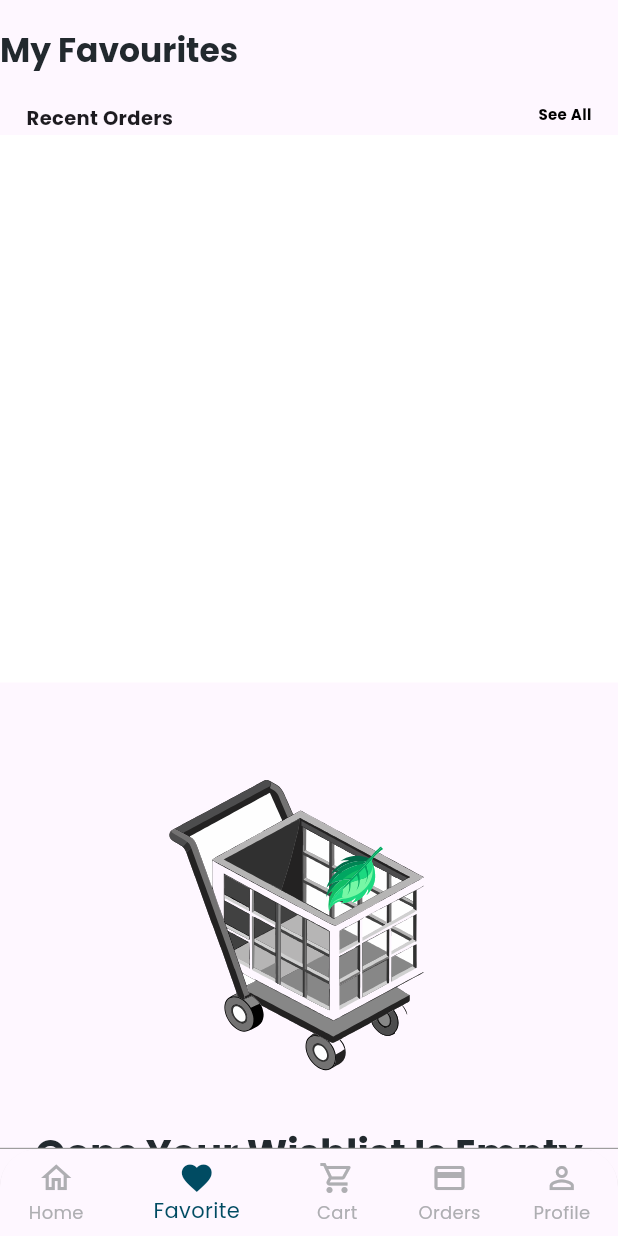
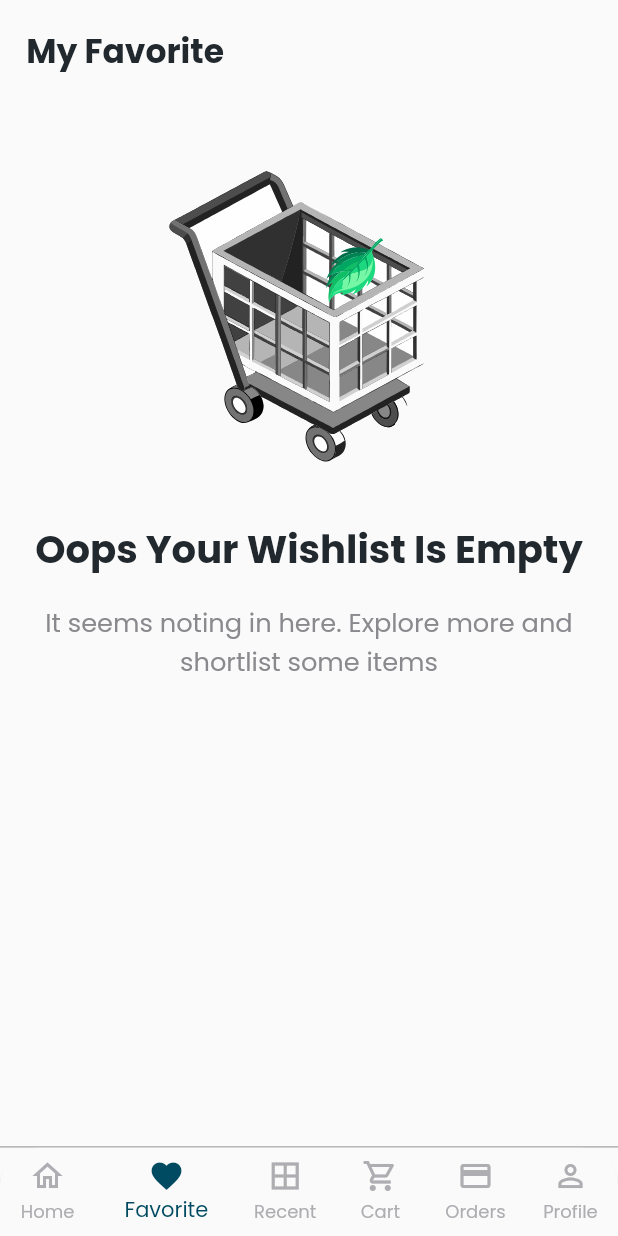
Before and after one commit to Sarthak-source/flutter-shopping, a Flutter app: the TabScreen screen opened by its route, item 2 of the bottom bar chosen, on a phone screen of 412 x 824 dp. Run offline on Flutter 3.47's test engine with Material 3 defaults, Android fonts, the phone set to English and light mode, and no system bars; our stand-ins replace connectivity_plus, date_picker_timeline, device_info_plus, dio, easy_stepper, firebase_analytics and 13 more; missing offline and left inert: chucker_flutter, dio_http_cache, flutter_pay_upi; accounts and stored records are empty; network calls fail.

Commit message:
fav screen changes done

```diff
--- a/lib/controllers/login_controller.dart
+++ b/lib/controllers/login_controller.dart
@@ -31,7 +31,7 @@ class LoginController extends GetxController {
       Map<String, dynamic> responseData =
           await networkRepository.checkUser(number: phoneNumberTyped);
       log(responseData.toString());
-      box!.delete('userData');
+     // box!.delete('userData');
 
       userController.user.value = responseData['body'];
       await box!.put('userData',  userController.user);
--- a/lib/controllers/mycart_controller.dart
+++ b/lib/controllers/mycart_controller.dart
@@ -54,6 +54,8 @@ class MyCartController extends GetxController {
     try {
       // Assuming NetworkRepository.getCategories returns a Future<dynamic>
       Map storedUserData = box!.get('userData');
+      isLoading.value =true;
+      update();
       print('userdata in mycart ${storedUserData['party']['id'].toString()}');
       var responseData = await NetworkRepository.getMyCart(
           party: storedUserData['party']['id'].toString());
@@ -82,6 +84,7 @@ class MyCartController extends GetxController {
       hasError.value = true;
     } finally {
       isLoading.value = false;
+      update();
     }
   }
 
--- a/lib/main.dart
+++ b/lib/main.dart
@@ -118,6 +118,7 @@ class _MyAppState extends State<MyApp> {
           navigatorObservers: [ChuckerFlutter.navigatorObserver],
           theme: ThemeData(
               //primarySwatch: Colors.green,
+              useMaterial3: false,
               primarySwatch: const MaterialColor(
                 0xFF71C4ED,
                 <int, Color>{
--- /dev/null
+++ b/lib/screens/fav_screen/newFavScreen.dart
@@ -0,0 +1,106 @@
+import 'package:flutter/material.dart';
+import 'package:lottie/lottie.dart';
+
+import '../../constants/colors.dart';
+import '../../utils/screen_utils.dart';
+
+class newFavScreen extends StatefulWidget {
+  const newFavScreen({super.key});
+
+  @override
+  State<newFavScreen> createState() => _newFavScreenState();
+}
+
+class _newFavScreenState extends State<newFavScreen> {
+  @override
+  Widget build(BuildContext context) {
+    return Scaffold(
+      body:  Visibility(
+        visible: true,
+        child: Padding(
+          padding: EdgeInsets.symmetric(
+            horizontal: getProportionateScreenWidth(16.0),
+          ),
+          child: Column(children: [
+            const SizedBox(
+              height: 18,
+            ),
+            Row(
+              children: [
+                Text(
+                  'My Favorite',
+                  style: Theme.of(context)
+                      .textTheme
+                      .displaySmall!
+                      .copyWith(
+                    fontWeight: FontWeight.w700,
+                    fontSize: getProportionateScreenWidth(
+                      20,
+                    ),
+                  ),
+                ),
+                const Spacer(),
+                // const Icon(
+                //   Icons.search,
+                //   color: kPrimaryBlue,
+                // ),
+              ],
+            ),
+            SizedBox(
+              height: getProportionateScreenHeight(16.0),
+            ),
+            Row(
+              children: [
+                // const Icon(
+                //   Icons.search,
+                //   color: kPrimaryBlue,
+                // ),
+              ],
+            ),
+            SizedBox(
+              height: getProportionateScreenHeight(16.0),
+            ),
+            Lottie.asset('assets/lotties/cart.json',
+                repeat: false,
+                height: getProportionateScreenHeight(250.0),
+                width: getProportionateScreenWidth(250.0)),
+            SizedBox(
+              height: getProportionateScreenHeight(10.0),
+            ),
+            Text(
+              'Oops Your Wishlist Is Empty',
+              style: Theme.of(context).textTheme.displaySmall?.copyWith(
+                fontWeight: FontWeight.w700,
+              ),
+            ),
+            SizedBox(
+              height: getProportionateScreenHeight(16.0),
+            ),
+            Text(
+              'It seems noting in here. Explore more and shortlist some items',
+              textAlign: TextAlign.center,
+              style: Theme.of(context).textTheme.headlineMedium?.copyWith(
+                color: kTextColorAccent,
+              ),
+            ),
+            SizedBox(
+              height: getProportionateScreenHeight(16.0),
+            ),
+            // ElevatedButton(
+            //     onPressed: () {
+            //       cmncontroller.commonCurTab.value = 0;
+            //       cmncontroller.update();
+            //     },
+            //     child: const Text(
+            //       'Start Shopping',
+            //     ),
+            //   ),
+            SizedBox(
+              height: getProportionateScreenHeight(200),
+            ),
+          ]),
+        ),
+      ),
+    );
+  }
+}
--- a/lib/screens/login/login_screen.dart
+++ b/lib/screens/login/login_screen.dart
@@ -34,7 +34,7 @@ class _LoginScreenState extends State<LoginScreen> {
 
   @override
   void initState() {
-    log(box!.get('userData').toString());
+   // log(box!.get('userData').toString());
     // userController.user.value={};
     // log(userController.user.value.toString());
 
--- a/lib/screens/tab_screen/tab_screen.dart
+++ b/lib/screens/tab_screen/tab_screen.dart
@@ -12,6 +12,7 @@ import '../../controllers/product_detail_controller.dart';
 import '../../widgets/custom_nav_bar.dart';
 import '../cart/cart_screen.dart';
 import '../fav_screen/fav_screen.dart';
+import '../fav_screen/newFavScreen.dart';
 import '../home_screen/home_screen.dart';
 import '../myorders_screen.dart';
 import '../user_screen/user_screen.dart';
@@ -68,6 +69,7 @@ class TabScreenState extends State<TabScreen> {
   Widget build(BuildContext context) {
     List<Widget> pages = [
       const HomeScreen(),
+      const newFavScreen(),
       const FavScreen(),
       CartScreen(),
       //  const PaymentScreen(),
@@ -91,7 +93,7 @@ class TabScreenState extends State<TabScreen> {
       child: Obx(() {
         return Scaffold(
           bottomSheet: (addToCartController.productCount > 0 &&
-                  commonController.commonCurTab.value != 2)
+                  commonController.commonCurTab.value != 3)
               ? const GoToCart(
                   usedIn: 'home',
                 )
--- a/lib/screens/user_screen/user_screen.dart
+++ b/lib/screens/user_screen/user_screen.dart
@@ -220,9 +220,9 @@ class UserScreen extends StatelessWidget {
                                 log(box!.get('userData').toString());
                                 userController!.update();
                                 log(box!.get('userData').toString());
-                                await Hive.deleteBoxFromDisk('userData');
-                                box!.deleteAll(['userData', 'login', 'isTestEnvironment']);
-                                log(box!.get('userData').toString());
+                                box = await Hive.openBox('Box');
+                                await Hive.deleteBoxFromDisk('Box');
+
                                 Navigator.pushAndRemoveUntil(
                                     context,
                                     MaterialPageRoute(builder: (BuildContext context) => LandingScreen()),
--- a/lib/widgets/add_button.dart
+++ b/lib/widgets/add_button.dart
@@ -233,7 +233,9 @@ class _AddButtonState extends State<AddButton> {
                                   onTap: () {
                                     Navigator.pop(context);
                                   },
-                                  child: const Row(
+                                  child:  Padding(
+                                    padding: const EdgeInsets.only(top:8),
+                                    child: Row(
                                       children: [
                                         Text("Quantity"),
                                         Spacer(),
@@ -242,6 +244,7 @@ class _AddButtonState extends State<AddButton> {
                                           color: Colors.grey,
                                         ),
                                       ],
+                                    ),
                                   ),
                                 ),
                                 content: SizedBox(
--- a/lib/widgets/custom_nav_bar.dart
+++ b/lib/widgets/custom_nav_bar.dart
@@ -58,9 +58,15 @@ class CustomNavBarState extends State<CustomNavBar> {
                 label: 'Favorite',
               ),
               BottomNavigationBarItem(
+                icon: widget.curTabIndex == 2
+                    ? const Icon(Icons.border_all_sharp)
+                    : const Icon(Icons.border_all_sharp),
+                label: 'Recent',
+              ),
+              BottomNavigationBarItem(
                 icon: Stack(
                   children: [
-                    widget.curTabIndex == 2
+                    widget.curTabIndex == 3
                         ? const Icon(Icons.shopping_cart)
                         : const Icon(Icons.shopping_cart_outlined),
                     if (addToCartController.productCount > 0)
@@ -113,7 +119,7 @@ class CustomNavBarState extends State<CustomNavBar> {
                 label: 'Orders',
               ),
               BottomNavigationBarItem(
-                icon: widget.curTabIndex == 3
+                icon: widget.curTabIndex == 5
                     ? const Icon(Icons.person)
                     : const Icon(Icons.person_outline),
                 label: 'Profile',
--- a/lib/widgets/go_cart/go_to_cart.dart
+++ b/lib/widgets/go_cart/go_to_cart.dart
@@ -114,10 +114,10 @@ class _GoToCartState extends State<GoToCart> {
                     ),
                   );
 
-                  cmncontroller.commonCurTab.value = 2;
+                  cmncontroller.commonCurTab.value = 3;
                   cmncontroller.update();
                 } else {
-                  cmncontroller.commonCurTab.value = 2;
+                  cmncontroller.commonCurTab.value = 3;
                   cmncontroller.update();
                 }
               },
```
Also changed, not shown: lib/controllers/my_order_controller.dart (+11 -3 lines), lib/screens/cart/cart_screen.dart (+5 -2 lines), lib/screens/fav_screen/fav_screen.dart (+69 -38 lines), lib/screens/myorders_screen.dart (+13 -19 lines), lib/utils/common_functions.dart (+19 -0 lines). Lines whose indentation alone changed are shown as unchanged.
